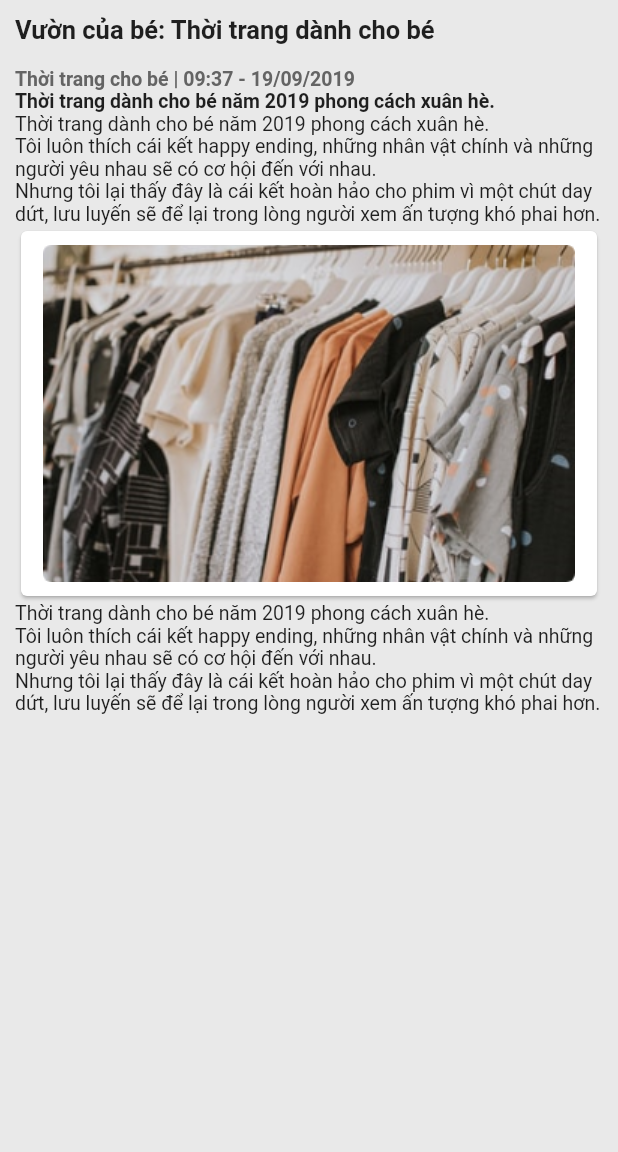
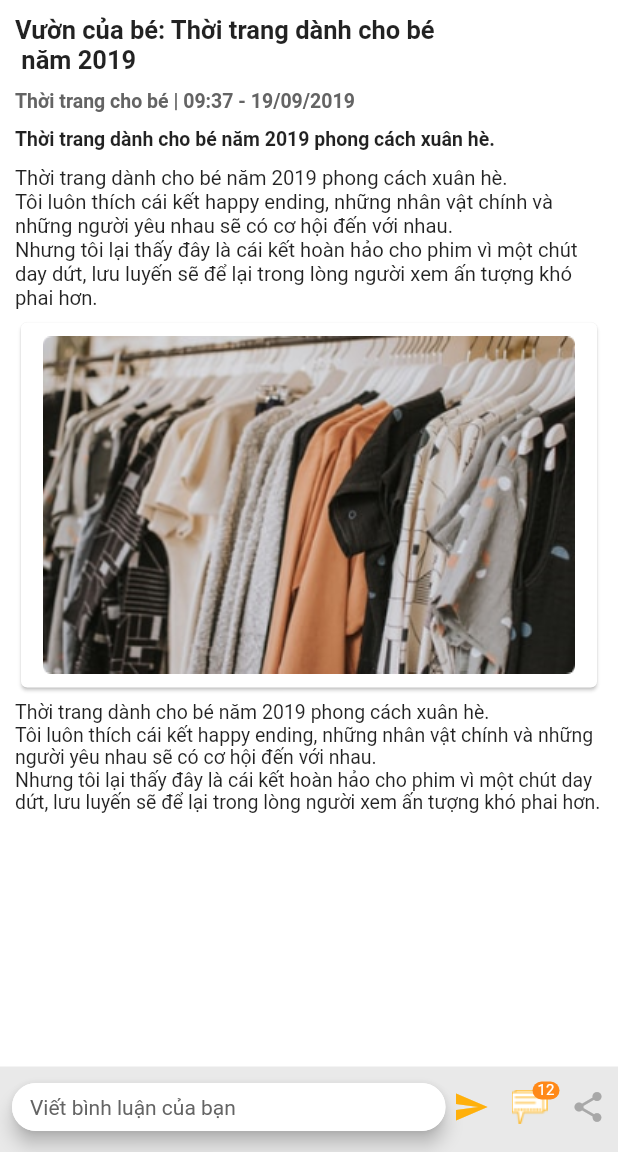
Before and after one commit to NhaPCS/baby_garden, a Flutter app: the VCBExpressDetailScreen screen opened directly, on a phone screen of 412 x 824 dp, the part 84-1236 px from its top. Run offline on Flutter 3.47's test engine with Material 2 defaults, Android fonts, the phone set to English and light mode, and no system bars; drawn by our look-alikes of auto_size_text; our stand-ins replace cached_network_image, carousel_slider, dots_indicator, flutter_svg, font_awesome_flutter, nested and 1 more; accounts and stored records are empty.

Commit message:
vcb express detail

```diff
--- a/lib/l10n/intl_en.arb
+++ b/lib/l10n/intl_en.arb
@@ -180,10 +180,11 @@
   "express_short_content": "MFGM là một màng cầu dinh dưỡng bao quanh giọt chất béo trong sữa tự nhiên, đóng vai trò quan trọng trong việc cải thiện chức năng nhận thức, khả năng miễn dịch và sức khỏe đường ruột của trẻ, là tinh chất rất A +.",
   "express_time": "12/09/2019 - 14:00",
   "vcb_express": "VCB Express",
-  "vcb_ex_detail_short_title": "Vườn của bé: Thời trang dành cho bé",
+  "vcb_ex_detail_short_title": "Vườn của bé: Thời trang dành cho bé\n năm 2019",
   "vcb_ex_detail_full_title": "Thời trang dành cho bé năm 2019 phong cách xuân hè.",
   "vcb_ex_detail_post_time": "Thời trang cho bé | {time}",
   "vcb_ex_detail_ctm_hint": "Viết bình luận của bạn",
   "vcb_ex_detail_first_content": "Thời trang dành cho bé năm 2019 phong cách xuân hè.\nTôi luôn thích cái kết happy ending, những nhân vật chính và những người yêu nhau sẽ có cơ hội đến với nhau. \nNhưng tôi lại thấy đây là cái kết hoàn hảo cho phim vì một chút day dứt, lưu luyến sẽ để lại trong lòng người xem ấn tượng khó phai hơn.",
   "vcb_ex_detail_second_content": "Thời trang dành cho bé năm 2019 phong cách xuân hè.\nTôi luôn thích cái kết happy ending, những nhân vật chính và những người yêu nhau sẽ có cơ hội đến với nhau. \nNhưng tôi lại thấy đây là cái kết hoàn hảo cho phim vì một chút day dứt, lưu luyến sẽ để lại trong lòng người xem ấn tượng khó phai hơn."
+
 }
--- a/lib/screen/vcb_express_detail/vcb_express_detail_screen.dart
+++ b/lib/screen/vcb_express_detail/vcb_express_detail_screen.dart
@@ -1,6 +1,9 @@
+import 'package:auto_size_text/auto_size_text.dart';
 import 'package:baby_garden_flutter/generated/l10n.dart';
 import 'package:baby_garden_flutter/screen/base_state.dart';
 import 'package:baby_garden_flutter/util/resource.dart';
+import 'package:baby_garden_flutter/widget/my_text_field.dart';
+import 'package:baby_garden_flutter/widget/svg_icon.dart';
 import 'package:flutter/cupertino.dart';
 import 'package:flutter/material.dart';
 import 'package:nested/nested.dart';
@@ -14,17 +17,24 @@ class VCBExpressDetailScreen extends StatefulWidget {
 }
 
 class _VCBExpressDetailScreenState extends BaseState<VCBExpressDetailScreen> {
+  final TextEditingController _commentControler = TextEditingController();
+
   @override
   Widget buildWidget(BuildContext context) {
     // TODO: implement buildWidget
     return Scaffold(
-      backgroundColor: ColorUtil.lineColor,
+      backgroundColor: Colors.white,
       appBar: getAppBar(title: S.of(context).vcb_express.toUpperCase()),
-      body: Padding(
-        padding: const EdgeInsets.only(left: SizeUtil.smallSpace,right: SizeUtil.smallSpace,top: SizeUtil.smallSpace),
+      body: Column(children: <Widget>[
+        Expanded(
+          child: Padding(
+            padding: const EdgeInsets.only(
+                left: SizeUtil.smallSpace,
+                right: SizeUtil.smallSpace,
+                top: SizeUtil.smallSpace),
             child: ListView(children: <Widget>[
               Column(
-            crossAxisAlignment:  CrossAxisAlignment.start,
+                crossAxisAlignment: CrossAxisAlignment.start,
                 children: <Widget>[
                   Text(
                     S.of(context).vcb_ex_detail_short_title,
@@ -33,7 +43,7 @@ class _VCBExpressDetailScreenState extends BaseState<VCBExpressDetailScreen> {
                         fontWeight: FontWeight.bold),
                   ),
                   SizedBox(
-                height: SizeUtil.normalSpace,
+                    height: SizeUtil.smallSpace,
                   ),
                   Text(
                     S.of(context).vcb_ex_detail_post_time("09:37 - 19/09/2019"),
@@ -42,21 +52,32 @@ class _VCBExpressDetailScreenState extends BaseState<VCBExpressDetailScreen> {
                         fontWeight: FontWeight.bold,
                         color: ColorUtil.textHint),
                   ),
+                  SizedBox(
+                    height: SizeUtil.smallSpace,
+                  ),
                   Text(
                     S.of(context).vcb_ex_detail_full_title,
                     style: TextStyle(
                         fontSize: SizeUtil.textSizeExpressDetail,
                         fontWeight: FontWeight.bold),
                   ),
+                  SizedBox(
+                    height: SizeUtil.smallSpace,
+                  ),
                   Text(
                     S.of(context).vcb_ex_detail_first_content,
                     style: TextStyle(
-                    fontSize: SizeUtil.textSizeExpressDetail,
-                    fontWeight: FontWeight.normal),
+                        fontSize: 13.5, fontWeight: FontWeight.normal),
+                  ),
+                  SizedBox(
+                    height: SizeUtil.tinySpace,
                   ),
                   Card(
                     child: Image.asset("photo/vcb_exp_detail_img.png",
                         width: MediaQuery.of(context).size.width),
+                  ),
+                  SizedBox(
+                    height: SizeUtil.tinySpace,
                   ),
                   Text(
                     S.of(context).vcb_ex_detail_second_content,
@@ -68,6 +89,97 @@ class _VCBExpressDetailScreenState extends BaseState<VCBExpressDetailScreen> {
               ),
             ]),
           ),
+        ),
+        Container(
+          color: ColorUtil.lineColor,
+          padding: EdgeInsets.only(
+              top: SizeUtil.tinySpace,
+              left: SizeUtil.midSmallSpace,
+              right: SizeUtil.midSmallSpace,
+              bottom: SizeUtil.midSmallSpace),
+          child: Row(
+            crossAxisAlignment: CrossAxisAlignment.center,
+            children: <Widget>[
+              Expanded(
+                child: MyTextField(
+                  textStyle:
+                      TextStyle(fontSize: SizeUtil.textSizeExpressTitle),
+                  elevation: SizeUtil.defaultElevation,
+                  textEditingController: _commentControler,
+                  maxLines: 1,
+                  borderRadius: SizeUtil.bigRadius,
+                  hint: S.of(context).vcb_ex_detail_ctm_hint,
+                  contentPadding: EdgeInsets.only(
+                      left: SizeUtil.midSpace,
+                      top: SizeUtil.midSmallSpace,
+                      bottom: SizeUtil.midSmallSpace,
+                      right: SizeUtil.smallSpace),
+                  borderColor: Colors.white,
+                  ontap: () {},
+                  onChanged: (text) {},
+                ),
+              ),
+              SizedBox(
+                width: SizeUtil.tinySpace,
+              ),
+              GestureDetector(
+                child: Icon(
+                  Icons.send,
+                  color: ColorUtil.colorAccent,
+                  size: SizeUtil.iconSizeBigger,
+                ),
+              ),
+              SizedBox(
+                width: SizeUtil.tinySpace,
+              ),
+              GestureDetector(
+                child: Stack(
+                  children: <Widget>[
+                    Container(
+                      alignment: Alignment.center,
+                      margin: SizeUtil.smallPadding,
+                      child: Image.asset(
+                        "photo/comment_img.png",
+                        width: SizeUtil.iconSizeBigger,
+                        height: SizeUtil.iconSizeBigger,
+                      ),
+                    ),
+                    Positioned(
+                      child: Container(
+                        width: 18,
+                        height: 12,
+                        alignment: Alignment.center,
+                        decoration: BoxDecoration(
+                            borderRadius: BorderRadius.circular(10),
+                            color: ColorUtil.primaryColor),
+                        child: AutoSizeText(
+                          "12",
+                          minFontSize: 8,
+                          maxFontSize: 10,
+                          style: TextStyle(
+                              color: Colors.white,
+                              fontWeight: FontWeight.normal),
+                        ),
+                      ),
+                      right: 2,
+                      top: 5,
+                    )
+                  ],
+                ),
+              ),
+              SizedBox(
+                width: SizeUtil.tinySpace,
+              ),
+              GestureDetector(
+                child: Icon(
+                  Icons.share,
+                  color: ColorUtil.gray,
+                ),
+              )
+            ],
+          ),
+        ),
+      ]),
     );
   }
 
```
Also changed, not shown: lib/generated/intl/messages_en.dart, lib/generated/l10n.dart, photo/comment_img.png (added). Lines whose indentation alone changed are shown as unchanged.
